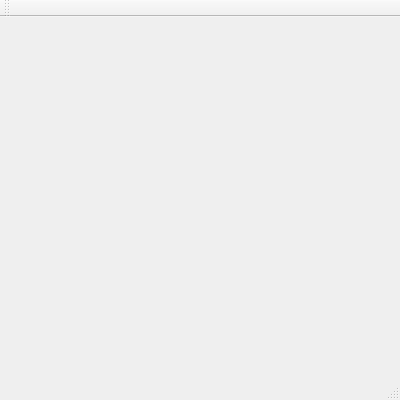
The window that src/mainwindow.ui (ashotkhachatryan/TriangleSolver) describes before a commit, drawn with Qt 5.
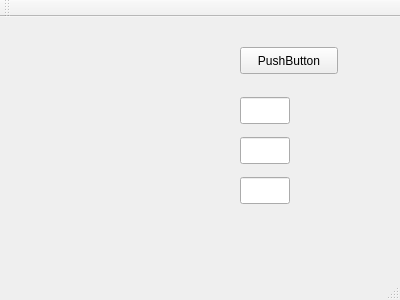
The same window after the commit.

Diff of the .ui file:
```diff
--- a/src/mainwindow.ui
+++ b/src/mainwindow.ui
@@ -1,24 +1,83 @@
 <ui version="4.0">
  <class>MainWindow</class>
- <widget class="QMainWindow" name="MainWindow" >
-  <property name="geometry" >
+ <widget class="QMainWindow" name="MainWindow">
+  <property name="geometry">
    <rect>
     <x>0</x>
     <y>0</y>
     <width>400</width>
-    <height>400</height>
+    <height>300</height>
    </rect>
   </property>
   <property name="windowTitle" >
    <string>MainWindow</string>
   </property>
-  <widget class="QMenuBar" name="menuBar" />
-  <widget class="QToolBar" name="mainToolBar" />
-  <widget class="QWidget" name="centralWidget" />
-  <widget class="QStatusBar" name="statusBar" />
+  <widget class="QWidget" name="centralWidget">
+   <widget class="QPushButton" name="pushButton">
+    <property name="geometry">
+     <rect>
+      <x>240</x>
+      <y>30</y>
+      <width>98</width>
+      <height>27</height>
+     </rect>
+    </property>
+    <property name="text">
+     <string>PushButton</string>
+    </property>
+   </widget>
+   <widget class="QLineEdit" name="lineEdit1">
+    <property name="geometry">
+     <rect>
+      <x>240</x>
+      <y>80</y>
+      <width>50</width>
+      <height>27</height>
+     </rect>
+    </property>
+   </widget>
+   <widget class="QLineEdit" name="lineEdit2">
+    <property name="geometry">
+     <rect>
+      <x>240</x>
+      <y>120</y>
+      <width>50</width>
+      <height>27</height>
+     </rect>
+    </property>
+   </widget>
+   <widget class="QLineEdit" name="lineEdit3">
+    <property name="geometry">
+     <rect>
+      <x>240</x>
+      <y>160</y>
+      <width>50</width>
+      <height>27</height>
+     </rect>
+    </property>
+   </widget>
+  </widget>
+  <widget class="QMenuBar" name="menuBar">
+   <property name="geometry">
+    <rect>
+     <x>0</x>
+     <y>0</y>
+     <width>400</width>
+     <height>25</height>
+    </rect>
+   </property>
+  </widget>
+  <widget class="QToolBar" name="mainToolBar">
+   <attribute name="toolBarArea">
+    <enum>TopToolBarArea</enum>
+   </attribute>
+   <attribute name="toolBarBreak">
+    <bool>false</bool>
+   </attribute>
+  </widget>
+  <widget class="QStatusBar" name="statusBar"/>
  </widget>
- <layoutDefault spacing="6" margin="11" />
- <pixmapfunction></pixmapfunction>
+ <layoutdefault spacing="6" margin="11"/>
  <resources/>
  <connections/>
 </ui>
```
Left out of the diff: 3 changed lines with no effect on the pictures.
